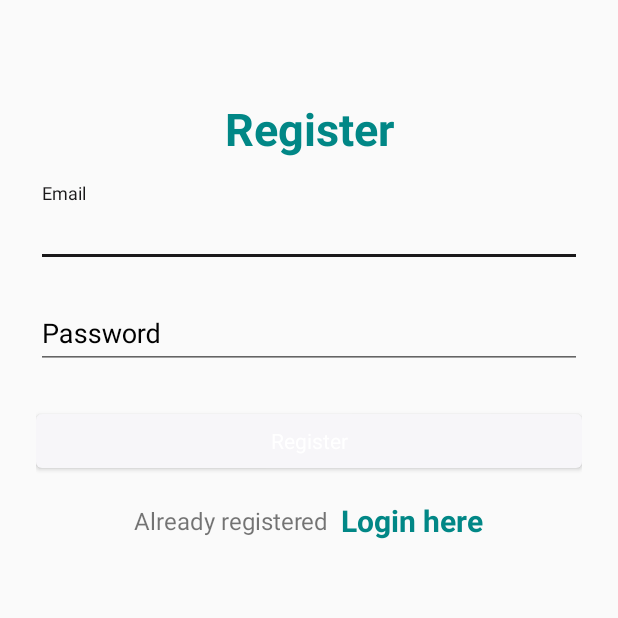
After one commit to ETS-Android3/CalmOwlNewsReader, an Android app: the RegisterActivity screen opened directly, with no data from a screen before it, on a phone screen of 412 x 824 dp, the top half of it. The commit adds this screen. Run offline under Robolectric (Android 15) with nearby library versions, the phone set to English and light mode, and no system bars; our stand-ins replace Firebase (no records; nobody signed in at launch, a user with empty details on screens opened directly).

Commit message:
add user authentication

```diff
--- a/app/build.gradle
+++ b/app/build.gradle
@@ -1,5 +1,6 @@
 plugins {
     id 'com.android.application'
+    id 'com.google.gms.google-services'
 }
 
 android {
@@ -41,6 +42,8 @@ dependencies {
     implementation 'androidx.navigation:navigation-fragment:2.3.5'
     implementation 'androidx.navigation:navigation-ui:2.3.5'
     implementation 'androidx.legacy:legacy-support-v4:1.0.0'
+    implementation 'com.google.firebase:firebase-auth:19.2.0'
+    implementation 'androidx.annotation:annotation:1.2.0'
     testImplementation 'junit:junit:4.+'
     androidTestImplementation 'androidx.test.ext:junit:1.1.3'
     androidTestImplementation 'androidx.test.espresso:espresso-core:3.4.0'
--- /dev/null
+++ b/app/src/main/java/com/example/android/calmowlnewsreader/RegisterActivity.java
@@ -0,0 +1,76 @@
+package com.example.android.calmowlnewsreader;
+
+import android.content.Intent;
+import android.os.Bundle;
+import android.text.TextUtils;
+import android.widget.Button;
+import android.widget.TextView;
+import android.widget.Toast;
+
+import androidx.annotation.NonNull;
+import androidx.appcompat.app.AppCompatActivity;
+
+import com.example.android.calmowlnewsreader.LoginActivity;
+import com.example.android.calmowlnewsreader.R;
+import com.google.android.gms.tasks.OnCompleteListener;
+import com.google.android.gms.tasks.Task;
+import com.google.android.material.textfield.TextInputEditText;
+import com.google.firebase.auth.AuthResult;
+import com.google.firebase.auth.FirebaseAuth;
+
+public class RegisterActivity extends AppCompatActivity {
+
+    TextInputEditText etRegEmail;
+    TextInputEditText etRegPassword;
+    TextView tvLoginHere;
+    Button btnRegister;
+
+    FirebaseAuth mAuth;
+
+    @Override
+    protected void onCreate(Bundle savedInstanceState) {
+        super.onCreate(savedInstanceState);
+        setContentView(R.layout.activity_register);
+
+        etRegEmail = findViewById(R.id.etRegEmail);
+        etRegPassword = findViewById(R.id.etRegPass);
+        tvLoginHere = findViewById(R.id.tvLoginHere);
+        btnRegister = findViewById(R.id.btnRegister);
+
+        mAuth = FirebaseAuth.getInstance();
+
+        btnRegister.setOnClickListener(view ->{
+            createUser();
+        });
+
+        tvLoginHere.setOnClickListener(view ->{
+            startActivity(new Intent(RegisterActivity.this, LoginActivity.class));
+        });
+    }
+
+    private void createUser(){
+        String email = etRegEmail.getText().toString();
+        String password = etRegPassword.getText().toString();
+
+        if (TextUtils.isEmpty(email)){
+            etRegEmail.setError("Email cannot be empty");
+            etRegEmail.requestFocus();
+        }else if (TextUtils.isEmpty(password)){
+            etRegPassword.setError("Password cannot be empty");
+            etRegPassword.requestFocus();
+        }else{
+            mAuth.createUserWithEmailAndPassword(email,password).addOnCompleteListener(new OnCompleteListener<AuthResult>() {
+                @Override
+                public void onComplete(@NonNull Task<AuthResult> task) {
+                    if (task.isSuccessful()){
+                        Toast.makeText(RegisterActivity.this, "User registered successfully", Toast.LENGTH_SHORT).show();
+                        startActivity(new Intent(RegisterActivity.this, LoginActivity.class));
+                    }else{
+                        Toast.makeText(RegisterActivity.this, "Registration Error: " + task.getException().getMessage(), Toast.LENGTH_SHORT).show();
+                    }
+                }
+            });
+        }
+    }
+
+}
--- /dev/null
+++ b/app/src/main/res/layout/activity_register.xml
@@ -0,0 +1,94 @@
+<?xml version="1.0" encoding="utf-8"?>
+<LinearLayout xmlns:android="http://schemas.android.com/apk/res/android"
+    xmlns:app="http://schemas.android.com/apk/res-auto"
+    xmlns:tools="http://schemas.android.com/tools"
+    android:layout_width="match_parent"
+    android:layout_height="match_parent"
+    android:orientation="vertical"
+    android:padding="24dp"
+    tools:context=".RegisterActivity">
+
+    <LinearLayout
+        android:layout_width="match_parent"
+        android:layout_height="match_parent"
+        android:orientation="vertical"
+        android:layout_gravity="center"
+        android:layout_marginTop="25dp"
+        >
+
+        <TextView
+            android:layout_width="match_parent"
+            android:layout_height="wrap_content"
+            android:text="Register"
+            android:textSize="30sp"
+            android:textStyle="bold"
+            android:textColor="@color/teal_700"
+            android:gravity="center_horizontal"
+            android:layout_marginVertical="16dp"/>
+
+
+        <com.google.android.material.textfield.TextInputLayout
+            android:layout_width="match_parent"
+            style="@style/Theme.MaterialComponents"
+            android:layout_height="wrap_content">
+
+            <com.google.android.material.textfield.TextInputEditText
+                android:id="@+id/etRegEmail"
+                android:layout_width="match_parent"
+                android:layout_height="wrap_content"
+                android:hint="Email"
+                android:inputType="textEmailAddress"/>
+        </com.google.android.material.textfield.TextInputLayout>
+
+
+        <com.google.android.material.textfield.TextInputLayout
+            android:layout_width="match_parent"
+            style="@style/Theme.MaterialComponents"
+            android:layout_height="wrap_content"
+            android:layout_marginTop="12dp"
+            android:textColorHint="@color/black">
+
+            <com.google.android.material.textfield.TextInputEditText
+                android:id="@+id/etRegPass"
+                android:layout_width="match_parent"
+                android:layout_height="wrap_content"
+                android:hint="Password"
+                android:inputType="textPassword"/>
+        </com.google.android.material.textfield.TextInputLayout>
+
+        <com.google.android.material.button.MaterialButton
+            android:id="@+id/btnRegister"
+            android:layout_width="match_parent"
+            android:layout_height="wrap_content"
+            android:layout_marginTop="24dp"
+            android:text="Register"
+            style="@style/Theme.MaterialComponents"/>
+
+        <LinearLayout
+            android:layout_width="match_parent"
+            android:layout_height="wrap_content"
+            android:layout_marginTop="15dp"
+            android:gravity="center"
+            android:orientation="horizontal">
+
+            <TextView
+                android:layout_width="wrap_content"
+                android:layout_height="wrap_content"
+                android:text="Already registered"
+                android:textSize="16sp"/>
+
+            <TextView
+                android:id="@+id/tvLoginHere"
+                android:layout_width="wrap_content"
+                android:layout_height="wrap_content"
+                android:layout_marginLeft="8dp"
+                android:text="Login here"
+                android:textColor="@color/teal_700"
+                android:textStyle="bold"
+                android:textSize="20sp"/>
+
+        </LinearLayout>
+
+    </LinearLayout>
+
+</LinearLayout>
--- /dev/null
+++ b/app/src/main/res/values-land/dimens.xml
@@ -0,0 +1,3 @@
+<resources>
+    <dimen name="activity_horizontal_margin">48dp</dimen>
+</resources>
--- /dev/null
+++ b/app/src/main/res/values-w1240dp/dimens.xml
@@ -0,0 +1,3 @@
+<resources>
+    <dimen name="activity_horizontal_margin">200dp</dimen>
+</resources>
--- /dev/null
+++ b/app/src/main/res/values-w600dp/dimens.xml
@@ -0,0 +1,3 @@
+<resources>
+    <dimen name="activity_horizontal_margin">48dp</dimen>
+</resources>
--- /dev/null
+++ b/app/src/main/res/values/dimens.xml
@@ -0,0 +1,5 @@
+<resources>
+    <!-- Default screen margins, per the Android Design guidelines. -->
+    <dimen name="activity_horizontal_margin">16dp</dimen>
+    <dimen name="activity_vertical_margin">16dp</dimen>
+</resources>
--- a/app/src/main/res/values/styles.xml
+++ b/app/src/main/res/values/styles.xml
@@ -1,8 +1,10 @@
 <?xml version="1.0" encoding="utf-8"?>
 <resources>
-    <style name="AppTheme" parent="Theme.AppCompat.Light.NoActionBar">
+
+    <style name="AppTheme" parent="Theme.MaterialComponents.Light.NoActionBar.Bridge">
+        <!-- Customize your theme here. -->
         <item name="colorPrimary">@color/colorPrimary</item>
-        <item name="colorPrimaryDark">@color/colorPrimaryDark</item>
-        <item name="colorAccent">@color/colorAccent</item>
+        <item name="colorPrimaryDark">@color/colorAccent</item>
+        <item name="colorAccent">@color/colorPrimaryDark</item>
     </style>
 </resources>
```
Also changed, not shown: app/src/main/AndroidManifest.xml (+9 -2 lines), app/src/main/java/com/example/android/calmowlnewsreader/LoginActivity.java (added, +75 -0 lines), app/src/main/java/com/example/android/calmowlnewsreader/MainActivity.java (+52 -43 lines), app/src/main/res/layout/activity_login.xml (added, +106 -0 lines), app/src/main/res/layout/activity_main.xml (+8 -13 lines), app/src/main/res/menu/main.xml (+8 -1 lines), app/src/main/res/values/strings.xml (+10 -0 lines), 1 other file.
